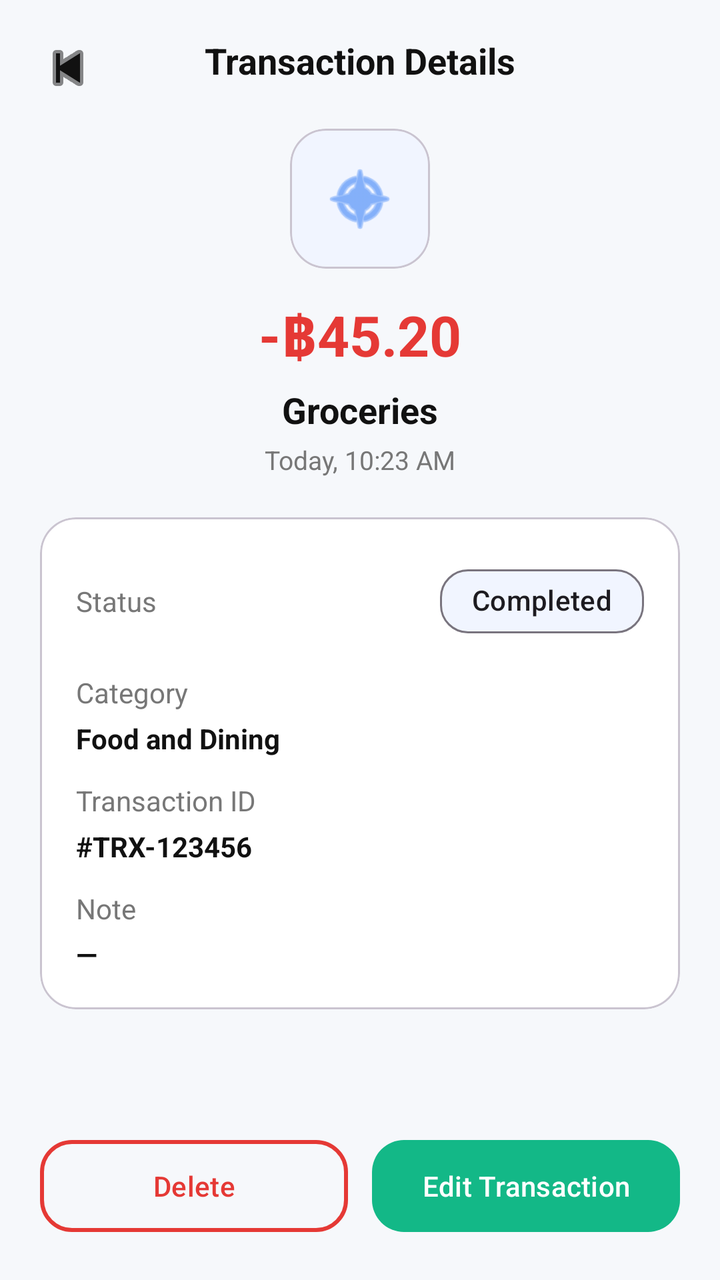
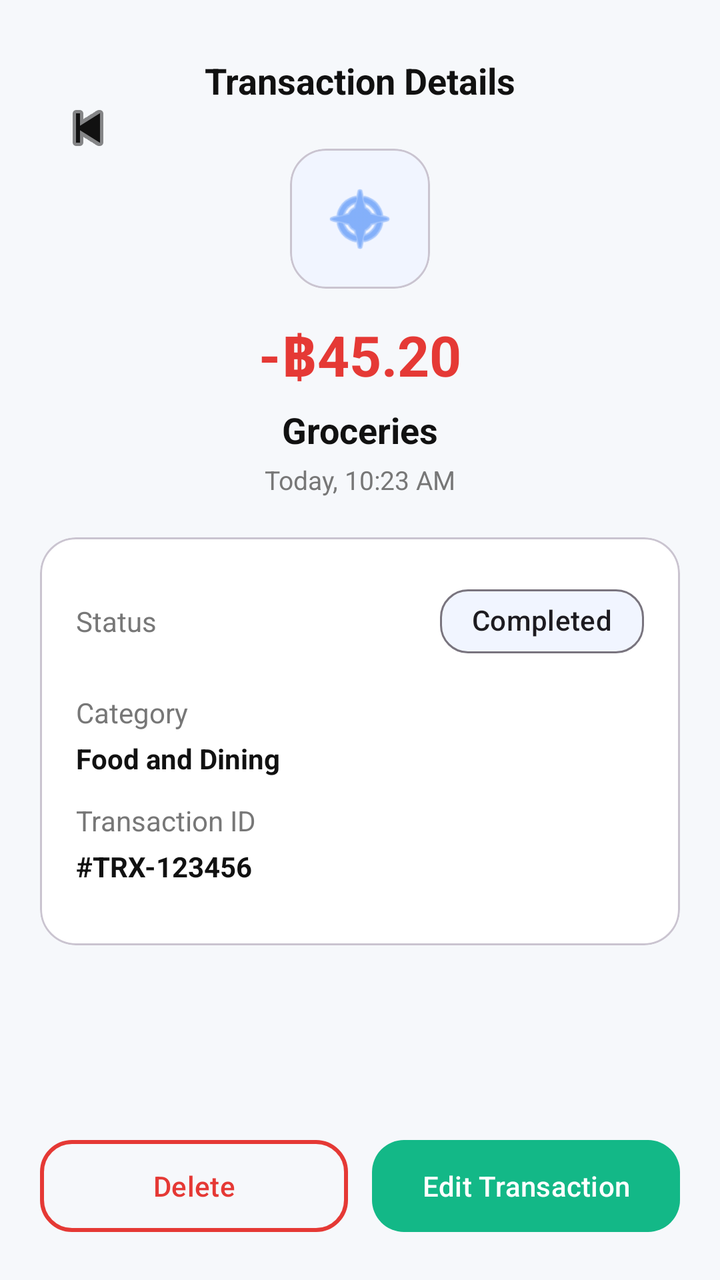

The first picture is an Android layout as it rendered before a commit; the second is the same layout after the commit. The layout source and the unified diff follow.
<!-- AndroidManifest.xml: application theme Theme.Material3.DayNight.NoActionBar -->
<!-- res/layout/activity_transaction_details.xml -->
<?xml version="1.0" encoding="utf-8"?>
<androidx.constraintlayout.widget.ConstraintLayout
    xmlns:android="http://schemas.android.com/apk/res/android"
    xmlns:app="http://schemas.android.com/apk/res-auto"
    android:layout_width="match_parent"
    android:layout_height="match_parent"
    android:background="@color/bg">

    <ImageButton
        android:id="@+id/backBtn"
        android:layout_width="44dp"
        android:layout_height="44dp"
        android:layout_marginStart="12dp"
        android:layout_marginTop="12dp"
        android:background="@android:color/transparent"
        android:src="@android:drawable/ic_media_previous"
        app:tint="@color/text"
        app:layout_constraintTop_toTopOf="parent"
        app:layout_constraintStart_toStartOf="parent"/>

    <TextView
        android:id="@+id/pageTitleTv"
        android:layout_width="wrap_content"
        android:layout_height="wrap_content"
        android:text="Transaction Details"
        android:textStyle="bold"
        android:textSize="18sp"
        android:textColor="@color/text"
        app:layout_constraintTop_toTopOf="parent"
        android:layout_marginTop="18dp"
        app:layout_constraintStart_toStartOf="parent"
        app:layout_constraintEnd_toEndOf="parent"/>

    <com.google.android.material.card.MaterialCardView
        android:id="@+id/iconCard"
        android:layout_width="70dp"
        android:layout_height="70dp"
        android:layout_marginTop="22dp"
        app:cardCornerRadius="18dp"
        app:cardBackgroundColor="@color/chip_bg"
        app:cardElevation="0dp"
        app:layout_constraintTop_toBottomOf="@id/pageTitleTv"
        app:layout_constraintStart_toStartOf="parent"
        app:layout_constraintEnd_toEndOf="parent">

        <ImageView
            android:layout_width="match_parent"
            android:layout_height="match_parent"
            android:padding="16dp"
            android:src="@android:drawable/ic_menu_compass"
            app:tint="@color/blue"/>
    </com.google.android.material.card.MaterialCardView>

    <TextView
        android:id="@+id/amountTv"
        android:layout_width="wrap_content"
        android:layout_height="wrap_content"
        android:text="-฿45.20"
        android:textStyle="bold"
        android:textSize="28sp"
        android:textColor="@color/red"
        android:layout_marginTop="14dp"
        app:layout_constraintTop_toBottomOf="@id/iconCard"
        app:layout_constraintStart_toStartOf="parent"
        app:layout_constraintEnd_toEndOf="parent"/>

    <TextView
        android:id="@+id/titleTv"
        android:layout_width="wrap_content"
        android:layout_height="wrap_content"
        android:text="Groceries"
        android:textStyle="bold"
        android:textSize="18sp"
        android:textColor="@color/text"
        android:layout_marginTop="6dp"
        app:layout_constraintTop_toBottomOf="@id/amountTv"
        app:layout_constraintStart_toStartOf="parent"
        app:layout_constraintEnd_toEndOf="parent"/>

    <TextView
        android:id="@+id/dateTv"
        android:layout_width="wrap_content"
        android:layout_height="wrap_content"
        android:text="Today, 10:23 AM"
        android:textSize="13sp"
        android:textColor="@color/muted"
        android:layout_marginTop="4dp"
        app:layout_constraintTop_toBottomOf="@id/titleTv"
        app:layout_constraintStart_toStartOf="parent"
        app:layout_constraintEnd_toEndOf="parent"/>

    <com.google.android.material.card.MaterialCardView
        android:id="@+id/detailsCard"
        android:layout_width="0dp"
        android:layout_height="wrap_content"
        android:layout_margin="20dp"
        app:cardCornerRadius="18dp"
        app:cardElevation="0dp"
        app:cardBackgroundColor="@color/card"
        app:layout_constraintTop_toBottomOf="@id/dateTv"
        app:layout_constraintStart_toStartOf="parent"
        app:layout_constraintEnd_toEndOf="parent">

        <LinearLayout
            android:layout_width="match_parent"
            android:layout_height="wrap_content"
            android:padding="18dp"
            android:orientation="vertical">

            <LinearLayout
                android:layout_width="match_parent"
                android:layout_height="wrap_content"
                android:gravity="center_vertical">

                <TextView
                    android:layout_width="0dp"
                    android:layout_height="wrap_content"
                    android:layout_weight="1"
                    android:text="Status"
                    android:textColor="@color/muted"/>

                <com.google.android.material.chip.Chip
                    android:id="@+id/statusChip"
                    android:layout_width="wrap_content"
                    android:layout_height="wrap_content"
                    android:text="Completed"
                    app:chipBackgroundColor="@color/chip_bg"
                    app:chipCornerRadius="14dp"/>
            </LinearLayout>

            <View android:layout_width="match_parent" android:layout_height="12dp"/>

            <TextView
                android:layout_width="wrap_content"
                android:layout_height="wrap_content"
                android:text="Category"
                android:textColor="@color/muted"/>

            <TextView
                android:id="@+id/categoryValueTv"
                android:layout_width="wrap_content"
                android:layout_height="wrap_content"
                android:text="Food and Dining"
                android:textStyle="bold"
                android:textColor="@color/text"
                android:layout_marginTop="4dp"/>

            <View android:layout_width="match_parent" android:layout_height="12dp"/>

            <TextView
                android:layout_width="wrap_content"
                android:layout_height="wrap_content"
                android:text="Transaction ID"
                android:textColor="@color/muted"/>

            <TextView
                android:id="@+id/txIdValueTv"
                android:layout_width="wrap_content"
                android:layout_height="wrap_content"
                android:text="#TRX-123456"
                android:textStyle="bold"
                android:textColor="@color/text"
                android:layout_marginTop="4dp"/>

            <View android:layout_width="match_parent" android:layout_height="12dp"/>

            <TextView
                android:layout_width="wrap_content"
                android:layout_height="wrap_content"
                android:text="Note"
                android:textColor="@color/muted"/>

            <TextView
                android:id="@+id/noteValueTv"
                android:layout_width="wrap_content"
                android:layout_height="wrap_content"
                android:text="—"
                android:textStyle="bold"
                android:textColor="@color/text"
                android:layout_marginTop="4dp"/>

        </LinearLayout>
    </com.google.android.material.card.MaterialCardView>

    <LinearLayout
        android:layout_width="0dp"
        android:layout_height="wrap_content"
        android:layout_margin="20dp"
        android:orientation="horizontal"
        android:weightSum="2"
        app:layout_constraintBottom_toBottomOf="parent"
        app:layout_constraintStart_toStartOf="parent"
        app:layout_constraintEnd_toEndOf="parent">

        <com.google.android.material.button.MaterialButton
            android:id="@+id/deleteBtn"
            android:layout_width="0dp"
            android:layout_height="54dp"
            android:layout_weight="1"
            android:text="Delete"
            android:textAllCaps="false"
            app:cornerRadius="16dp"
            app:strokeWidth="2dp"
            app:strokeColor="@color/red"
            android:textColor="@color/red"
            app:backgroundTint="@android:color/transparent"/>

        <View
            android:layout_width="12dp"
            android:layout_height="1dp"/>

        <com.google.android.material.button.MaterialButton
            android:id="@+id/editBtn"
            android:layout_width="0dp"
            android:layout_height="54dp"
            android:layout_weight="1"
            android:text="Edit Transaction"
            android:textAllCaps="false"
            app:cornerRadius="16dp"
            app:backgroundTint="@color/green"/>

    </LinearLayout>

</androidx.constraintlayout.widget.ConstraintLayout>
<!-- resources referenced by this layout -->
<resources>
  <color name="bg">#F6F8FB</color>
  <color name="blue">#3B82F6</color>
  <color name="card">#FFFFFF</color>
  <color name="chip_bg">#F1F5FF</color>
  <color name="green">#13B887</color>
  <color name="muted">#777777</color>
  <color name="red">#E53935</color>
  <color name="text">#111111</color>
</resources>

<!-- the commit's change to res/layout/activity_transaction_details.xml (unified diff, before → after) -->
@@ -6,17 +6,20 @@
     android:layout_height="match_parent"
     android:background="@color/bg">
 
+
     <ImageButton
         android:id="@+id/backBtn"
-        android:layout_width="44dp"
-        android:layout_height="44dp"
-        android:layout_marginStart="12dp"
-        android:layout_marginTop="12dp"
+        android:layout_width="48dp"
+        android:layout_height="48dp"
+        android:layout_marginStart="20dp"
+        android:layout_marginTop="40dp"
         android:background="@android:color/transparent"
+        android:contentDescription="Back"
+        android:padding="12dp"
         android:src="@android:drawable/ic_media_previous"
-        app:tint="@color/text"
+        app:layout_constraintStart_toStartOf="parent"
         app:layout_constraintTop_toTopOf="parent"
-        app:layout_constraintStart_toStartOf="parent"/>
+        app:tint="@color/text" />
 
     <TextView
         android:id="@+id/pageTitleTv"
@@ -26,6 +29,7 @@
         android:textStyle="bold"
         android:textSize="18sp"
         android:textColor="@color/text"
+        android:paddingTop="10dp"
         app:layout_constraintTop_toTopOf="parent"
         android:layout_marginTop="18dp"
         app:layout_constraintStart_toStartOf="parent"
@@ -164,20 +168,7 @@
 
             <View android:layout_width="match_parent" android:layout_height="12dp"/>
 
-            <TextView
-                android:layout_width="wrap_content"
-                android:layout_height="wrap_content"
-                android:text="Note"
-                android:textColor="@color/muted"/>
-
-            <TextView
-                android:id="@+id/noteValueTv"
-                android:layout_width="wrap_content"
-                android:layout_height="wrap_content"
-                android:text="—"
-                android:textStyle="bold"
-                android:textColor="@color/text"
-                android:layout_marginTop="4dp"/>
+
 
         </LinearLayout>
     </com.google.android.material.card.MaterialCardView>
